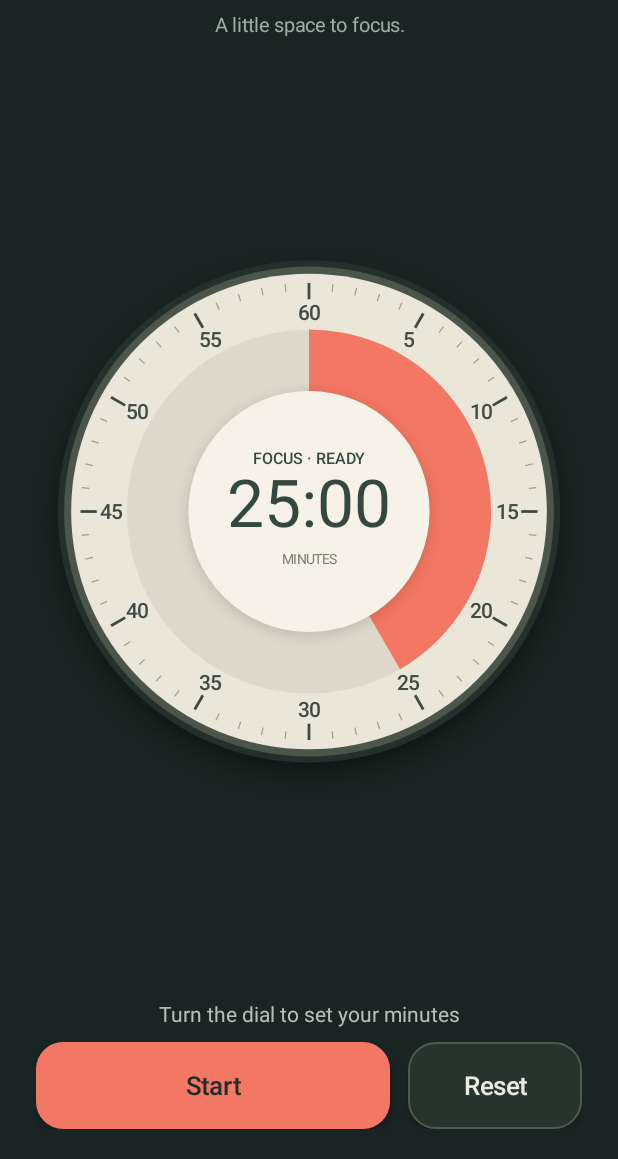
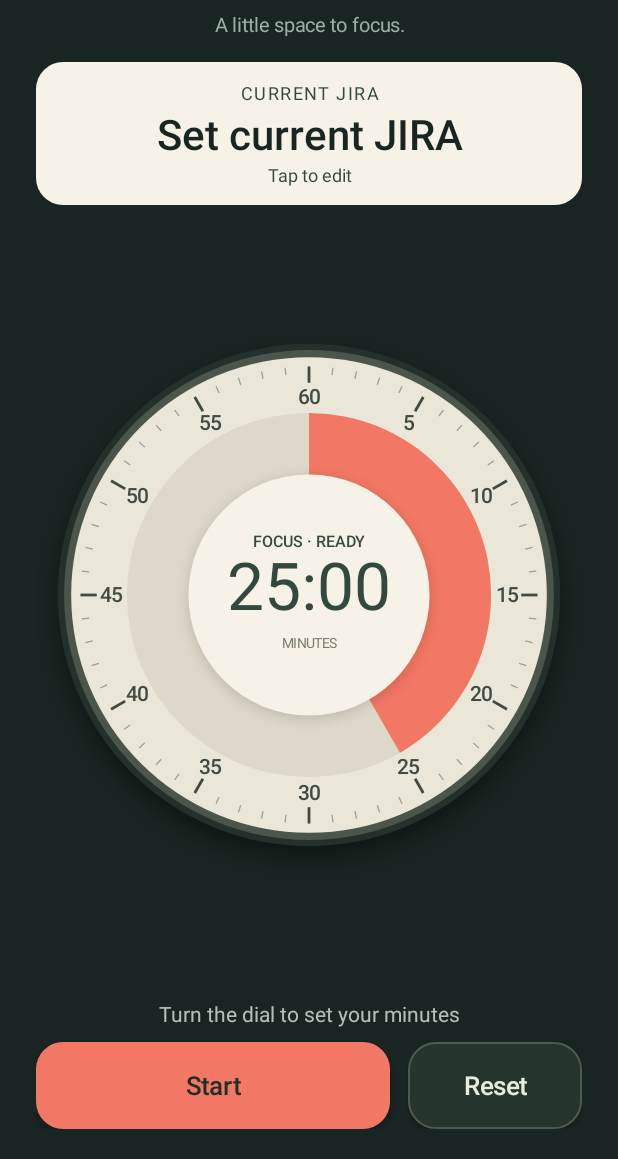
Before and after one commit to araodiego/pomodoro-tab-s9, an Android app: the screen it shows after launch (MainActivity), on a phone screen of 412 x 824 dp, the part 77-1236 px from its top. Run offline under Robolectric (Android 15) with nearby library versions, the phone set to English and light mode, and no system bars.

Commit message:
Add editable current-JIRA card to work timer

```diff
--- a/app/build.gradle
+++ b/app/build.gradle
@@ -5,11 +5,11 @@ android {
     compileSdk 36
 
     defaultConfig {
-        applicationId 'com.arao.pomodoro'
+        applicationId 'com.arao.pomodoro.work'
         minSdk 26
         targetSdk 36
-        versionCode 2
-        versionName '0.2.0'
+        versionCode 3
+        versionName '0.3.0-work'
     }
 
     signingConfigs {
--- a/app/src/main/AndroidManifest.xml
+++ b/app/src/main/AndroidManifest.xml
@@ -8,7 +8,7 @@
         android:allowBackup="false"
         android:fullBackupContent="false"
         android:dataExtractionRules="@xml/data_extraction_rules"
-        android:label="Pomodoro"
+        android:label="Pomodoro Work"
         android:icon="@drawable/ic_timer"
         android:theme="@style/AppTheme"
         android:supportsRtl="true">
--- a/app/src/main/java/com/arao/pomodoro/MainActivity.java
+++ b/app/src/main/java/com/arao/pomodoro/MainActivity.java
@@ -3,6 +3,7 @@ package com.arao.pomodoro;
 import android.Manifest;
 import android.animation.ValueAnimator;
 import android.app.Activity;
+import android.app.AlertDialog;
 import android.content.Intent;
 import android.content.SharedPreferences;
 import android.content.pm.PackageManager;
@@ -21,6 +22,7 @@ import android.view.View;
 import android.view.WindowInsets;
 import android.view.WindowManager;
 import android.widget.Button;
+import android.widget.EditText;
 import android.widget.FrameLayout;
 import android.widget.LinearLayout;
 import android.widget.TextView;
@@ -37,6 +39,10 @@ public final class MainActivity extends Activity {
     private Button secondary;
     private TextView instruction;
     private TextView alerts;
+    private TextView jiraLabel;
+    private TextView jiraKey;
+    private EditText jiraEditor;
+    private SharedPreferences workPreferences;
     private boolean startAfterPermission;
     private boolean pendingFocusAgain;
     private SharedPreferences preferences;
@@ -61,6 +67,7 @@ public final class MainActivity extends Activity {
         state = TimerStore.load(this);
         if (Build.VERSION.SDK_INT >= 30) getWindow().setDecorFitsSystemWindows(false);
         preferences = getSharedPreferences("timer", MODE_PRIVATE);
+        workPreferences = getSharedPreferences("work", MODE_PRIVATE);
         if (savedInstanceState != null) {
             startAfterPermission = savedInstanceState.getBoolean("startAfterPermission");
             pendingFocusAgain = savedInstanceState.getBoolean("pendingFocusAgain");
@@ -68,6 +75,10 @@ public final class MainActivity extends Activity {
         getWindow().setStatusBarColor(Color.TRANSPARENT);
         getWindow().setNavigationBarColor(Color.TRANSPARENT);
         buildScreen();
+        if (savedInstanceState != null && savedInstanceState.containsKey("jiraDraft")) {
+            String draft = savedInstanceState.getString("jiraDraft");
+            root.post(() -> editJira(draft));
+        }
     }
 
     private void buildScreen() {
@@ -95,6 +106,33 @@ public final class MainActivity extends Activity {
         LinearLayout.LayoutParams subtitleParams = new LinearLayout.LayoutParams(-2, -2);
         subtitleParams.topMargin = dp(7);
         root.addView(subtitle, subtitleParams);
+
+        LinearLayout card = new LinearLayout(this);
+        card.setOrientation(LinearLayout.VERTICAL);
+        card.setPadding(dp(20), dp(12), dp(20), dp(12));
+        GradientDrawable cardBackground = new GradientDrawable();
+        cardBackground.setColor(0xFFF6F2E7);
+        cardBackground.setCornerRadius(dp(18));
+        card.setBackground(new android.graphics.drawable.RippleDrawable(
+                android.content.res.ColorStateList.valueOf(0x2033483E), cardBackground, null));
+        card.setClickable(true);
+        card.setFocusable(true);
+        card.setMinimumHeight(dp(80));
+        card.setOnClickListener(view -> editJira(null));
+        jiraLabel = text(getString(R.string.current_jira), 12, 0xFF33483E);
+        jiraLabel.setLetterSpacing(.08f);
+        card.addView(jiraLabel);
+        jiraKey = text("", 28, 0xFF192522);
+        jiraKey.setTypeface(Typeface.create("sans-serif-medium", Typeface.NORMAL));
+        jiraKey.setAutoSizeTextTypeUniformWithConfiguration(16, 30, 1,
+                android.util.TypedValue.COMPLEX_UNIT_SP);
+        jiraKey.setMaxLines(2);
+        card.addView(jiraKey);
+        TextView edit = text(getString(R.string.tap_edit_jira), 12, 0xFF33483E);
+        card.addView(edit);
+        LinearLayout.LayoutParams cardParams = new LinearLayout.LayoutParams(-1, -2);
+        cardParams.topMargin = dp(16);
+        root.addView(card, cardParams);
 
         dial = new TimerDialView(this);
         dial.setId(R.id.timer_dial);
@@ -232,6 +270,10 @@ public final class MainActivity extends Activity {
     private void render() {
         long remaining = state.remaining(SystemClock.elapsedRealtime());
         boolean breakPhase = state.phase == TimerState.Phase.BREAK;
+        jiraLabel.setText(breakPhase ? R.string.return_to_jira : R.string.current_jira);
+        String key = workPreferences.getString("jiraKey", "");
+        String displayedKey = key.isEmpty() ? getString(R.string.set_jira) : key;
+        if (!displayedKey.contentEquals(jiraKey.getText())) jiraKey.setText(displayedKey);
         dial.update(remaining, state);
         String label = state.running ? getString(R.string.pause_timer) : state.finished
                 ? (breakPhase ? getString(R.string.start_focus, state.focusDuration / TimerState.MINUTE) : getString(R.string.start_break))
@@ -248,6 +290,46 @@ public final class MainActivity extends Activity {
         alerts.setText(R.string.allow_alerts);
         if (state.running) getWindow().addFlags(WindowManager.LayoutParams.FLAG_KEEP_SCREEN_ON);
         else getWindow().clearFlags(WindowManager.LayoutParams.FLAG_KEEP_SCREEN_ON);
+    }
+
+    private void editJira(String draft) {
+        String previous = workPreferences.getString("jiraKey", "");
+        jiraEditor = new EditText(this);
+        jiraEditor.setSingleLine(true);
+        jiraEditor.setInputType(android.text.InputType.TYPE_CLASS_TEXT
+                | android.text.InputType.TYPE_TEXT_FLAG_CAP_CHARACTERS
+                | android.text.InputType.TYPE_TEXT_FLAG_NO_SUGGESTIONS);
+        jiraEditor.setHint(R.string.jira_hint);
+        jiraEditor.setText(draft == null ? previous : draft);
+        jiraEditor.selectAll();
+        jiraEditor.setContentDescription(getString(R.string.jira_field));
+        LinearLayout container = new LinearLayout(this);
+        container.setPadding(dp(24), dp(8), dp(24), 0);
+        container.addView(jiraEditor, new LinearLayout.LayoutParams(-1, -2));
+        AlertDialog dialog = new AlertDialog.Builder(this)
+                .setTitle(R.string.jira_field).setView(container)
+                .setPositiveButton(R.string.save_jira, null)
+                .setNegativeButton(android.R.string.cancel, null)
+                .setNeutralButton(R.string.clear_jira, (d, which) -> {
+                    workPreferences.edit().remove("jiraKey").apply();
+                    render();
+                }).create();
+        dialog.setOnDismissListener(d -> jiraEditor = null);
+        dialog.setOnShowListener(d -> {
+            dialog.getButton(AlertDialog.BUTTON_POSITIVE).setOnClickListener(view -> {
+                String normalized = JiraKey.normalize(jiraEditor.getText().toString(), previous);
+                if (normalized == null) {
+                    jiraEditor.setError(getString(R.string.invalid_jira));
+                    return;
+                }
+                workPreferences.edit().putString("jiraKey", normalized).apply();
+                render();
+                dialog.dismiss();
+            });
+            jiraEditor.requestFocus();
+            dialog.getWindow().setSoftInputMode(WindowManager.LayoutParams.SOFT_INPUT_STATE_ALWAYS_VISIBLE);
+        });
+        dialog.show();
     }
 
     private void updateBackground(boolean breakPhase) {
@@ -297,6 +379,7 @@ public final class MainActivity extends Activity {
     }
 
     @Override protected void onSaveInstanceState(Bundle outState) {
+        if (jiraEditor != null) outState.putString("jiraDraft", jiraEditor.getText().toString());
         outState.putBoolean("startAfterPermission", startAfterPermission);
         outState.putBoolean("pendingFocusAgain", pendingFocusAgain);
         super.onSaveInstanceState(outState);
--- a/app/src/main/res/values/strings.xml
+++ b/app/src/main/res/values/strings.xml
@@ -1,4 +1,13 @@
 <resources>
+    <string name="current_jira">CURRENT JIRA</string>
+    <string name="return_to_jira">RETURN TO</string>
+    <string name="set_jira">Set current JIRA</string>
+    <string name="tap_edit_jira">Tap to edit</string>
+    <string name="jira_field">Current JIRA key</string>
+    <string name="jira_hint">PROJECT-1234</string>
+    <string name="save_jira">Save</string>
+    <string name="clear_jira">Clear</string>
+    <string name="invalid_jira">Enter a full key such as PROJECT-1234. After saving one key, you can enter just its issue number.</string>
     <string name="start_timer">Start</string>
     <string name="pause_timer">Pause</string>
     <string name="resume_timer">Resume</string>
```
Also changed, not shown: app/src/main/java/com/arao/pomodoro/JiraKey.java (added, +16 -0 lines), 6 other files.
